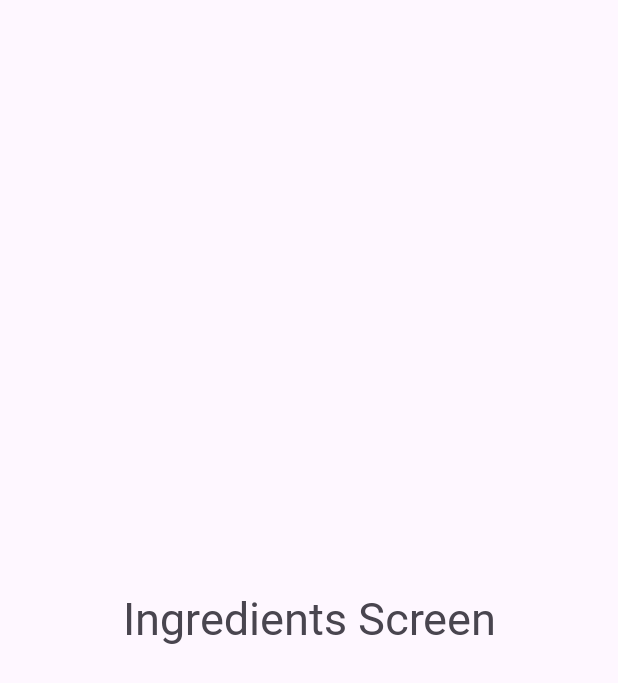
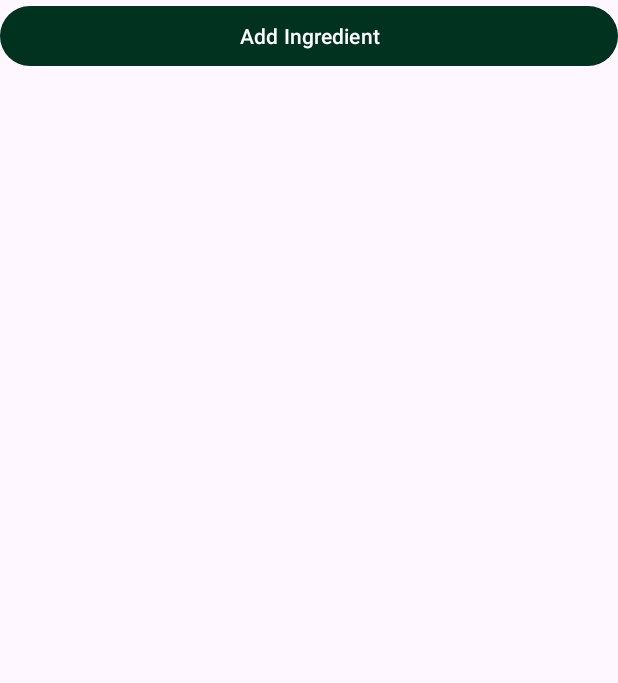
Before and after one commit to Teghpreet3001/GreenPlate, an Android app: the layout fragment_ingredient.xml on its own in the app's theme, with its tools: preview values and no code run, on a phone screen of 412 x 824 dp. Shown: the top 683 px of the screen. Run offline under Robolectric (Android 15) with nearby library versions, the phone set to English and light mode, and no system bars.

Commit message:
adds XML files for Ingredient Screen

```diff
--- a/app/src/main/res/layout/fragment_ingredient.xml
+++ b/app/src/main/res/layout/fragment_ingredient.xml
@@ -5,12 +5,36 @@
     android:layout_height="match_parent"
     tools:context=".views.mainFragments.IngredientFragment">
 
-    <TextView
+    <LinearLayout
         android:layout_width="match_parent"
         android:layout_height="match_parent"
-        android:textSize="30sp"
-        android:gravity="center"
-        android:text="Ingredients Screen"
-        />
+        android:orientation="vertical">
+        <!--
+        <ScrollView
+            android:layout_width="match_parent"
+            android:layout_height="467dp"
+            android:layout_weight="1">
+
+            <LinearLayout
+                android:id="@+id/ingredientList"
+                android:layout_width="match_parent"
+                android:layout_height="wrap_content"
+                android:orientation="vertical">
+
+            </LinearLayout>
+        </ScrollView>
+        -->
+        <Button
+            android:id="@+id/addIngredientButton"
+            android:layout_width="match_parent"
+            android:layout_height="wrap_content"
+            android:text="Add Ingredient" />
+
+        <androidx.recyclerview.widget.RecyclerView
+            android:id="@+id/ingredientRecyclerView"
+            android:layout_width="match_parent"
+            android:layout_height="0dp"
+            android:layout_weight="1" />
+    </LinearLayout>
 
 </FrameLayout>
```
Also changed, not shown: app/src/main/res/layout/ingredient_item.xml (added, +43 -0 lines).
